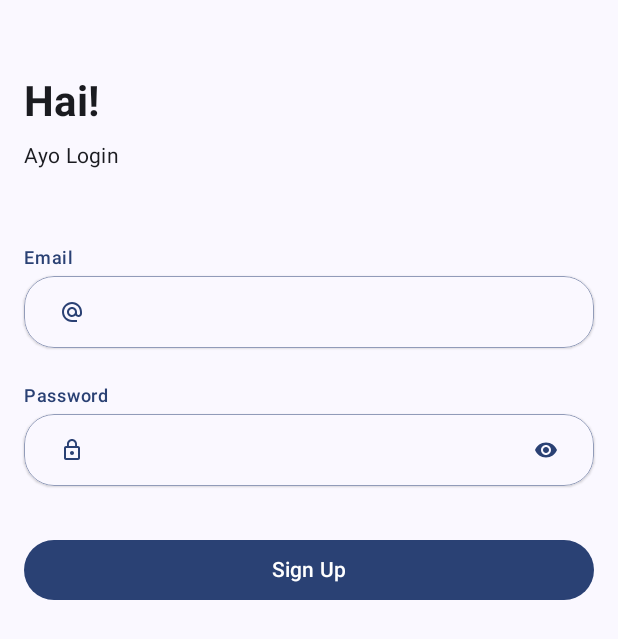
After one commit to skinsift/skinsift, an Android app built with Jetpack Compose: the composable LoginScreen shown on its own in the app's theme, on a phone screen of 412 x 824 dp. The commit adds this screen. Shown: the top 639 px of the screen. Run offline under Robolectric (Android 15) with nearby library versions, the phone set to English and light mode, and no system bars.

Commit message:
finished log in screen and logic

```diff
--- a/app/src/main/java/com/ayukrisna/dicodingstory/application/MainActivity.kt
+++ b/app/src/main/java/com/ayukrisna/dicodingstory/application/MainActivity.kt
@@ -11,37 +11,19 @@ import androidx.compose.material3.Text
 import androidx.compose.runtime.Composable
 import androidx.compose.ui.Modifier
 import androidx.compose.ui.tooling.preview.Preview
+import com.ayukrisna.dicodingstory.application.ui.screen.LoginScreen
 import com.ayukrisna.dicodingstory.application.ui.theme.DicodingStoryTheme
+import com.ayukrisna.dicodingstory.application.viewmodel.LoginViewModel
 
 class MainActivity : ComponentActivity() {
+    private val viewModel: LoginViewModel = LoginViewModel()
     override fun onCreate(savedInstanceState: Bundle?) {
         super.onCreate(savedInstanceState)
         enableEdgeToEdge()
         setContent {
             DicodingStoryTheme {
-                Scaffold(modifier = Modifier.fillMaxSize()) { innerPadding ->
-                    Greeting(
-                        name = "Android",
-                        modifier = Modifier.padding(innerPadding)
-                    )
-                }
+                    LoginScreen(viewModel = viewModel)
             }
         }
     }
 }
-
-@Composable
-fun Greeting(name: String, modifier: Modifier = Modifier) {
-    Text(
-        text = "Hello $name!",
-        modifier = modifier
-    )
-}
-
-@Preview(showBackground = true)
-@Composable
-fun GreetingPreview() {
-    DicodingStoryTheme {
-        Greeting("Android")
-    }
-}
--- /dev/null
+++ b/app/src/main/java/com/ayukrisna/dicodingstory/application/ui/screen/LoginScreen.kt
@@ -0,0 +1,139 @@
+package com.ayukrisna.dicodingstory.application.ui.screen
+
+import androidx.compose.foundation.layout.Arrangement
+import androidx.compose.foundation.layout.Box
+import androidx.compose.foundation.layout.Column
+import androidx.compose.foundation.layout.fillMaxSize
+import androidx.compose.foundation.layout.fillMaxWidth
+import androidx.compose.foundation.layout.padding
+import androidx.compose.foundation.layout.requiredSize
+import androidx.compose.material3.Button
+import androidx.compose.material3.Icon
+import androidx.compose.material3.IconButton
+import androidx.compose.material3.MaterialTheme
+import androidx.compose.material3.Surface
+import androidx.compose.material3.Text
+import androidx.compose.runtime.Composable
+import androidx.compose.runtime.getValue
+import androidx.compose.runtime.mutableStateOf
+import androidx.compose.runtime.remember
+import androidx.compose.runtime.setValue
+import androidx.compose.ui.Alignment
+import androidx.compose.ui.Modifier
+import androidx.compose.ui.res.painterResource
+import androidx.compose.ui.res.stringResource
+import androidx.compose.ui.text.font.FontWeight
+import androidx.compose.ui.text.input.ImeAction
+import androidx.compose.ui.text.input.KeyboardType
+import androidx.compose.ui.tooling.preview.Preview
+import androidx.compose.ui.unit.dp
+import com.ayukrisna.dicodingstory.R
+import com.ayukrisna.dicodingstory.application.component.CustomTextField
+import com.ayukrisna.dicodingstory.application.ui.theme.DicodingStoryTheme
+import com.ayukrisna.dicodingstory.application.viewmodel.AuthEvent
+import com.ayukrisna.dicodingstory.application.viewmodel.LoginViewModel
+
+@Composable
+fun LoginScreen(
+    viewModel: LoginViewModel,
+    modifier: Modifier = Modifier,
+) {
+    Surface {
+        Column (
+            verticalArrangement = Arrangement.Top,
+            horizontalAlignment = Alignment.CenterHorizontally,
+            modifier = Modifier
+                .fillMaxSize()
+                .padding(horizontal = 16.dp, vertical = 42.dp)
+        ) {
+            // Greetings
+            Text("Hai!", style = MaterialTheme.typography.headlineMedium, fontWeight = FontWeight.Bold,
+                modifier = Modifier
+                    .fillMaxWidth()
+                    .padding(0.dp, 8.dp, 0.dp, 8.dp))
+            Text("Ayo Login",
+                style = MaterialTheme.typography.bodyMedium,
+                modifier = Modifier
+                    .fillMaxWidth()
+                    .padding(0.dp, 0.dp, 0.dp, 42.dp))
+
+            //Email Input Field
+            EmailTextField(viewModel)
+            //Password Input Field
+            PasswordTextField(viewModel)
+            //Log In Button
+            LoginButton()
+        }
+    }
+}
+
+@Composable
+fun LoginButton(modifier: Modifier = Modifier){
+    Button(onClick = {  },
+        modifier = Modifier.fillMaxWidth()
+            .padding(0.dp, 16.dp, 0.dp, 8.dp)) {
+        Text("Sign Up")
+    }
+}
+
+@Composable
+fun EmailTextField(viewModel: LoginViewModel) {
+    CustomTextField(
+        title = "Email",
+        text = viewModel.formState.email,
+        onValueChange = {
+            viewModel.onEvent(AuthEvent.EmailChanged(it))
+        },
+        leadingIcon = painterResource(id = R.drawable.ic_email),
+        keyboardType = KeyboardType.Email,
+        imeAction = ImeAction.Next,
+        isError = viewModel.formState.emailError != null,
+        errorMessage = viewModel.formState.emailError,
+        singleLine = true,
+    )
+}
+
+@Composable
+fun PasswordTextField(
+    viewModel: LoginViewModel
+) {
+    DicodingStoryTheme {
+        CustomTextField(
+            title = "Password",
+            text = viewModel.formState.password,
+            onValueChange = {
+                viewModel.onEvent(AuthEvent.PasswordChanged(it))
+            },
+            leadingIcon = painterResource(id = R.drawable.ic_lock),
+            trailingIcon = {
+                Box(
+                    modifier = Modifier) {
+                    IconButton(
+                        onClick =
+                        {
+                            viewModel.onEvent(AuthEvent.VisiblePassword(!(viewModel.formState.isVisiblePassword)))
+                        }
+                    ) {
+                        Icon(
+                            painter = if (viewModel.formState.isVisiblePassword) painterResource(
+                                id = R.drawable.ic_visibility_off
+                            ) else painterResource(
+                                id = R.drawable.ic_visibility
+                            ),
+                            contentDescription = "Visible",
+                            tint = MaterialTheme.colorScheme.primary,
+                            modifier = Modifier
+                                .requiredSize(48.dp).padding(16.dp)
+                        )
+                    }
+                }
+            },
+            keyboardType = KeyboardType.Password,
+            imeAction = ImeAction.Done,
+            isError =  viewModel.formState.passwordError != null,
+            isVisible = viewModel.formState.isVisiblePassword,
+            errorMessage = viewModel.formState.passwordError,
+            singleLine = true,
+        )
+    }
+}
```
